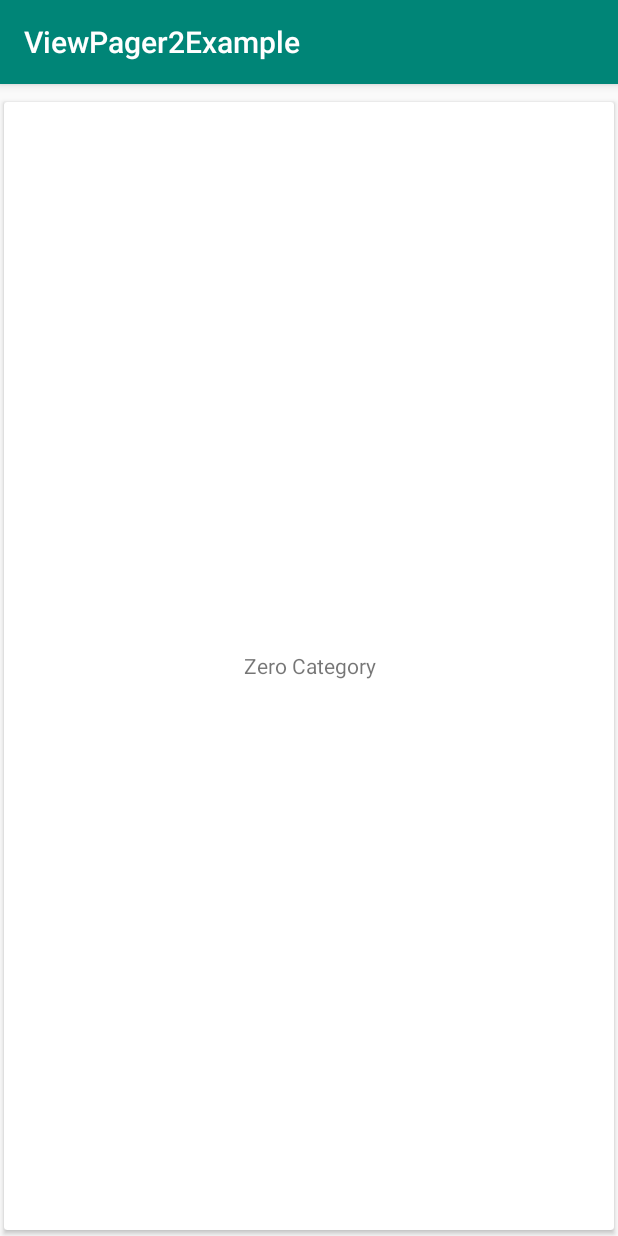
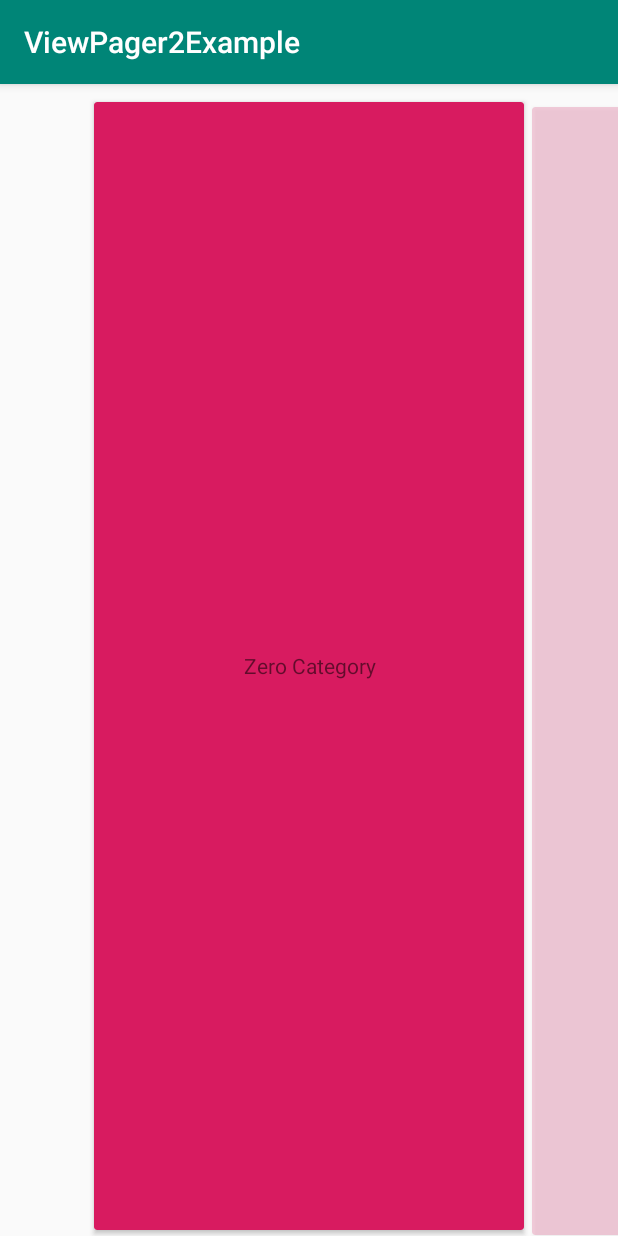
Before and after one commit to serapbercin/androidx-ViewPager2, an Android app: the PageTransformerCategoryActivity screen opened directly, with no data from a screen before it, on a phone screen of 412 x 824 dp. Run offline under Robolectric (Android 15) with nearby library versions, the phone set to English and light mode, and no system bars.

Commit message:
Added animation

```diff
--- a/app/src/main/java/com/serapbercin/viewpager2example/transformer/ViewPager2PageTransformation.kt
+++ b/app/src/main/java/com/serapbercin/viewpager2example/transformer/ViewPager2PageTransformation.kt
@@ -7,13 +7,19 @@ class ViewPager2PageTransformation : ViewPager2.PageTransformer {
 
     override fun transformPage(page: View, position: Float) {
 
+        val absPos = Math.abs(position)
+        page.apply {
+            translationY = absPos * 5f
+            scaleX = 1f
+            scaleY = 1f
+        }
         when {
             position < -1 ->
-                page.alpha = 0f
+                page.alpha = 0.1f
             position <= 1 -> {
                 page.alpha = Math.max(0.2f, 1 - Math.abs(position))
             }
-            else -> page.alpha = 0f
+            else -> page.alpha = 0.1f
         }
     }
 }
--- a/app/src/main/java/com/serapbercin/viewpager2example/views/PageTransformerCategoryActivity.kt
+++ b/app/src/main/java/com/serapbercin/viewpager2example/views/PageTransformerCategoryActivity.kt
@@ -24,6 +24,12 @@ class PageTransformerCategoryActivity : AppCompatActivity() {
         val adapter = CategoryAdapter()
         viewPager2.adapter = adapter
         adapter.setItem(list)
+        with(viewPager2) {
+            clipToPadding = false
+            clipChildren = false
+            offscreenPageLimit = 3
+            setPadding(90, 0, 90, 0)
+        }
 
         viewPager2.setPageTransformer(ViewPager2PageTransformation())
     }
--- a/app/src/main/res/layout/category_item.xml
+++ b/app/src/main/res/layout/category_item.xml
@@ -7,6 +7,7 @@
     android:layout_marginTop="8dp"
     android:paddingLeft="8dp"
     android:paddingRight="8dp"
+    app:cardBackgroundColor="@color/colorAccent"
     app:cardUseCompatPadding="true"
     card_view:cardCornerRadius="6dp">
 
--- /dev/null
+++ b/app/src/main/res/layout/sample.xml
@@ -0,0 +1,6 @@
+<?xml version="1.0" encoding="utf-8"?>
+<LinearLayout xmlns:android="http://schemas.android.com/apk/res/android"
+    android:orientation="vertical" android:layout_width="match_parent"
+    android:layout_height="match_parent">
+
+</LinearLayout>
```
